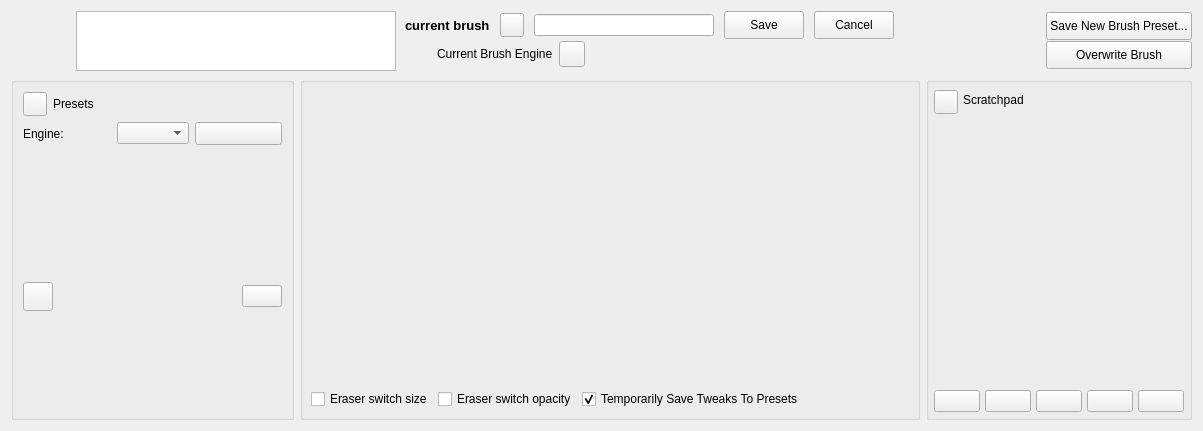
Before: the Qt Designer form libs/ui/forms/wdgpaintopsettings.ui in KDE/krita, drawn with Qt 5.
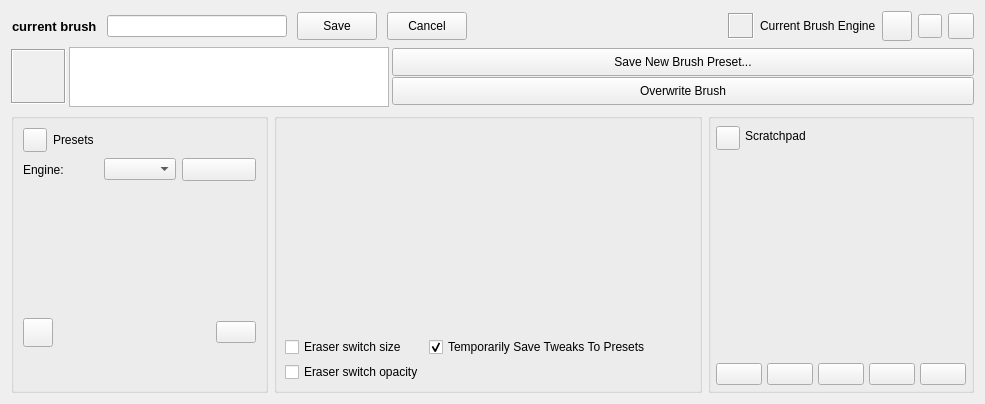
After: the same form once the commit is applied. Custom widgets are drawn as their Qt base class.

Commit message: re-arrange the editor widget a bit to be less wide

```diff
--- a/libs/ui/forms/wdgpaintopsettings.ui
+++ b/libs/ui/forms/wdgpaintopsettings.ui
@@ -6,14 +6,14 @@
    <rect>
     <x>0</x>
     <y>0</y>
-    <width>1203</width>
-    <height>431</height>
+    <width>985</width>
+    <height>404</height>
    </rect>
   </property>
   <property name="windowTitle">
    <string>Brush Editor</string>
   </property>
-  <layout class="QGridLayout" name="gridLayout">
+  <layout class="QGridLayout" name="gridLayout_2">
    <item row="0" column="0" colspan="3">
     <layout class="QHBoxLayout" name="brushEditorDashboard">
      <property name="spacing">
@@ -22,85 +22,6 @@
      <property name="leftMargin">
       <number>1</number>
      </property>
-     <item>
-      <widget class="QLabel" name="presetThumbnailicon">
-       <property name="sizePolicy">
-        <sizepolicy hsizetype="Fixed" vsizetype="Fixed">
-         <horstretch>0</horstretch>
-         <verstretch>0</verstretch>
-        </sizepolicy>
-       </property>
-       <property name="minimumSize">
-        <size>
-         <width>55</width>
-         <height>55</height>
-        </size>
-       </property>
-       <property name="text">
-        <string/>
-       </property>
-       <property name="scaledContents">
-        <bool>true</bool>
-       </property>
-      </widget>
-     </item>
-     <item>
-      <widget class="KisPresetLivePreviewView" name="liveBrushPreviewView">
-       <property name="sizePolicy">
-        <sizepolicy hsizetype="Fixed" vsizetype="Fixed">
-         <horstretch>0</horstretch>
-         <verstretch>0</verstretch>
-        </sizepolicy>
-       </property>
-       <property name="minimumSize">
-        <size>
-         <width>320</width>
-         <height>60</height>
-        </size>
-       </property>
-       <property name="maximumSize">
-        <size>
-         <width>320</width>
-         <height>60</height>
-        </size>
-       </property>
-       <property name="font">
-        <font>
-         <kerning>false</kerning>
-        </font>
-       </property>
-       <property name="contextMenuPolicy">
-        <enum>Qt::DefaultContextMenu</enum>
-       </property>
-       <property name="frameShape">
-        <enum>QFrame::StyledPanel</enum>
-       </property>
-       <property name="frameShadow">
-        <enum>QFrame::Raised</enum>
-       </property>
-       <property name="midLineWidth">
-        <number>0</number>
-       </property>
-       <property name="verticalScrollBarPolicy">
-        <enum>Qt::ScrollBarAlwaysOff</enum>
-       </property>
-       <property name="horizontalScrollBarPolicy">
-        <enum>Qt::ScrollBarAlwaysOff</enum>
-       </property>
-       <property name="interactive">
-        <bool>true</bool>
-       </property>
-       <property name="alignment">
-        <set>Qt::AlignLeading|Qt::AlignLeft|Qt::AlignTop</set>
-       </property>
-       <property name="renderHints">
-        <set>QPainter::Antialiasing|QPainter::HighQualityAntialiasing|QPainter::SmoothPixmapTransform</set>
-       </property>
-       <property name="resizeAnchor">
-        <enum>QGraphicsView::AnchorViewCenter</enum>
-       </property>
-      </widget>
-     </item>
      <item>
       <layout class="QVBoxLayout" name="verticalLayout_4">
        <property name="spacing">
@@ -131,31 +52,6 @@
            </property>
           </widget>
          </item>
-         <item>
-          <widget class="QPushButton" name="renameBrushPresetButton">
-           <property name="sizePolicy">
-            <sizepolicy hsizetype="Fixed" vsizetype="Fixed">
-             <horstretch>0</horstretch>
-             <verstretch>0</verstretch>
-            </sizepolicy>
-           </property>
-           <property name="minimumSize">
-            <size>
-             <width>24</width>
-             <height>24</height>
-            </size>
-           </property>
-           <property name="maximumSize">
-            <size>
-             <width>24</width>
-             <height>24</height>
-            </size>
-           </property>
-           <property name="text">
-            <string/>
-           </property>
-          </widget>
-         </item>
          <item>
           <widget class="QLineEdit" name="renameBrushNameTextField">
            <property name="minimumSize">
@@ -198,20 +94,22 @@
            </property>
           </widget>
          </item>
+        </layout>
+       </item>
+      </layout>
+     </item>
          <item>
-          <spacer name="horizontalSpacer_3">
+      <spacer name="horizontalSpacer_2">
            <property name="orientation">
             <enum>Qt::Horizontal</enum>
            </property>
            <property name="sizeHint" stdset="0">
             <size>
-             <width>20</width>
+         <width>40</width>
              <height>20</height>
             </size>
            </property>
           </spacer>
-         </item>
-        </layout>
        </item>
        <item>
         <layout class="QHBoxLayout" name="horizontalLayout_5">
@@ -232,6 +130,12 @@
              <height>26</height>
             </size>
            </property>
+         <property name="frameShape">
+          <enum>QFrame::Box</enum>
+         </property>
+         <property name="frameShadow">
+          <enum>QFrame::Sunken</enum>
+         </property>
            <property name="text">
             <string/>
            </property>
@@ -244,31 +148,6 @@
            </property>
           </widget>
          </item>
-         <item>
-          <widget class="QPushButton" name="reloadPresetButton">
-           <property name="sizePolicy">
-            <sizepolicy hsizetype="Fixed" vsizetype="Fixed">
-             <horstretch>0</horstretch>
-             <verstretch>0</verstretch>
-            </sizepolicy>
-           </property>
-           <property name="minimumSize">
-            <size>
-             <width>26</width>
-             <height>26</height>
-            </size>
-           </property>
-           <property name="maximumSize">
-            <size>
-             <width>26</width>
-             <height>26</height>
-            </size>
-           </property>
-           <property name="text">
-            <string/>
-           </property>
-          </widget>
-         </item>
          <item>
           <widget class="QPushButton" name="dirtyPresetIndicatorButton">
            <property name="sizePolicy">
@@ -293,42 +172,153 @@
             <string/>
            </property>
            <property name="flat">
-            <bool>true</bool>
+          <bool>false</bool>
            </property>
           </widget>
          </item>
          <item>
-          <spacer name="horizontalSpacer_4">
-           <property name="orientation">
-            <enum>Qt::Horizontal</enum>
-           </property>
-           <property name="sizeHint" stdset="0">
+        <widget class="QPushButton" name="renameBrushPresetButton">
+         <property name="sizePolicy">
+          <sizepolicy hsizetype="Fixed" vsizetype="Fixed">
+           <horstretch>0</horstretch>
+           <verstretch>0</verstretch>
+          </sizepolicy>
+         </property>
+         <property name="minimumSize">
             <size>
-             <width>40</width>
-             <height>20</height>
-            </size>
-           </property>
-          </spacer>
-         </item>
+           <width>24</width>
+           <height>24</height>
+          </size>
+         </property>
+         <property name="maximumSize">
+          <size>
+           <width>24</width>
+           <height>24</height>
+          </size>
+         </property>
+         <property name="text">
+          <string/>
+         </property>
+        </widget>
+       </item>
+       <item>
+        <widget class="QPushButton" name="reloadPresetButton">
+         <property name="sizePolicy">
+          <sizepolicy hsizetype="Fixed" vsizetype="Fixed">
+           <horstretch>0</horstretch>
+           <verstretch>0</verstretch>
+          </sizepolicy>
+         </property>
+         <property name="minimumSize">
+          <size>
+           <width>26</width>
+           <height>26</height>
+          </size>
+         </property>
+         <property name="maximumSize">
+          <size>
+           <width>26</width>
+           <height>26</height>
+          </size>
+         </property>
+         <property name="text">
+          <string/>
+         </property>
+        </widget>
+       </item>
         </layout>
        </item>
       </layout>
      </item>
+   <item row="1" column="0" colspan="3">
+    <layout class="QHBoxLayout" name="horizontalLayout_10">
+     <property name="spacing">
+      <number>3</number>
+     </property>
      <item>
-      <spacer name="horizontalSpacer_2">
-       <property name="orientation">
-        <enum>Qt::Horizontal</enum>
+      <widget class="QLabel" name="presetThumbnailicon">
+       <property name="sizePolicy">
+        <sizepolicy hsizetype="Fixed" vsizetype="Fixed">
+         <horstretch>0</horstretch>
+         <verstretch>0</verstretch>
+        </sizepolicy>
        </property>
-       <property name="sizeType">
-        <enum>QSizePolicy::MinimumExpanding</enum>
+       <property name="minimumSize">
+        <size>
+         <width>55</width>
+         <height>55</height>
+        </size>
        </property>
-       <property name="sizeHint" stdset="0">
+       <property name="frameShape">
+        <enum>QFrame::Box</enum>
+       </property>
+       <property name="frameShadow">
+        <enum>QFrame::Sunken</enum>
+       </property>
+       <property name="text">
+        <string/>
+       </property>
+       <property name="scaledContents">
+        <bool>true</bool>
+       </property>
+      </widget>
+     </item>
+     <item>
+      <widget class="KisPresetLivePreviewView" name="liveBrushPreviewView">
+       <property name="sizePolicy">
+        <sizepolicy hsizetype="Fixed" vsizetype="Fixed">
+         <horstretch>0</horstretch>
+         <verstretch>0</verstretch>
+        </sizepolicy>
+       </property>
+       <property name="minimumSize">
         <size>
-         <width>0</width>
-         <height>0</height>
+         <width>320</width>
+         <height>60</height>
         </size>
        </property>
-      </spacer>
+       <property name="maximumSize">
+        <size>
+         <width>320</width>
+         <height>60</height>
+        </size>
+       </property>
+       <property name="font">
+        <font>
+         <kerning>false</kerning>
+        </font>
+       </property>
+       <property name="contextMenuPolicy">
+        <enum>Qt::DefaultContextMenu</enum>
+       </property>
+       <property name="frameShape">
+        <enum>QFrame::StyledPanel</enum>
+       </property>
+       <property name="frameShadow">
+        <enum>QFrame::Raised</enum>
+       </property>
+       <property name="midLineWidth">
+        <number>0</number>
+       </property>
+       <property name="verticalScrollBarPolicy">
+        <enum>Qt::ScrollBarAlwaysOff</enum>
+       </property>
+       <property name="horizontalScrollBarPolicy">
+        <enum>Qt::ScrollBarAlwaysOff</enum>
+       </property>
+       <property name="interactive">
+        <bool>true</bool>
+       </property>
+       <property name="alignment">
+        <set>Qt::AlignLeading|Qt::AlignLeft|Qt::AlignTop</set>
+       </property>
+       <property name="renderHints">
+        <set>QPainter::Antialiasing|QPainter::HighQualityAntialiasing|QPainter::SmoothPixmapTransform</set>
+       </property>
+       <property name="resizeAnchor">
+        <enum>QGraphicsView::AnchorViewCenter</enum>
+       </property>
+      </widget>
      </item>
      <item>
       <layout class="QVBoxLayout" name="verticalLayout_5">
@@ -377,7 +367,7 @@
      </item>
     </layout>
    </item>
-   <item row="1" column="0">
+   <item row="2" column="0">
     <widget class="QGroupBox" name="presetsContainer">
      <property name="title">
       <string/>
@@ -586,7 +576,7 @@
      </layout>
     </widget>
    </item>
-   <item row="1" column="1">
+   <item row="2" column="1">
     <widget class="QGroupBox" name="brushEditorSettingsControls">
      <property name="title">
       <string/>
@@ -636,7 +626,7 @@
        </widget>
       </item>
       <item>
-       <layout class="QHBoxLayout" name="horizontalLayout_3" stretch="0,0,0,0,0">
+       <layout class="QHBoxLayout" name="horizontalLayout_3" stretch="0,0">
         <property name="spacing">
          <number>5</number>
         </property>
@@ -653,6 +643,8 @@
          <number>5</number>
         </property>
         <item>
+         <layout class="QGridLayout" name="gridLayout">
+          <item row="0" column="0">
          <widget class="QCheckBox" name="eraserBrushSizeCheckBox">
           <property name="sizePolicy">
            <sizepolicy hsizetype="Minimum" vsizetype="Fixed">
@@ -671,7 +663,23 @@
           </property>
          </widget>
         </item>
-        <item>
+          <item row="0" column="1">
+           <widget class="QCheckBox" name="dirtyPresetCheckBox">
+            <property name="sizePolicy">
+             <sizepolicy hsizetype="Minimum" vsizetype="Fixed">
+              <horstretch>0</horstretch>
+              <verstretch>0</verstretch>
+             </sizepolicy>
+            </property>
+            <property name="text">
+             <string>Temporarily Save Tweaks To Presets</string>
+            </property>
+            <property name="checked">
+             <bool>true</bool>
+            </property>
+           </widget>
+          </item>
+          <item row="1" column="0">
          <widget class="QCheckBox" name="eraserBrushOpacityCheckBox">
           <property name="sizePolicy">
            <sizepolicy hsizetype="Minimum" vsizetype="Fixed">
@@ -690,36 +698,7 @@
           </property>
          </widget>
         </item>
-        <item>
-         <widget class="QCheckBox" name="dirtyPresetCheckBox">
-          <property name="sizePolicy">
-           <sizepolicy hsizetype="Minimum" vsizetype="Fixed">
-            <horstretch>0</horstretch>
-            <verstretch>0</verstretch>
-           </sizepolicy>
-          </property>
-          <property name="text">
-           <string>Temporarily Save Tweaks To Presets</string>
-          </property>
-          <property name="checked">
-           <bool>true</bool>
-          </property>
-         </widget>
-        </item>
-        <item>
-         <spacer name="horizontalSpacer">
-          <property name="orientation">
-           <enum>Qt::Horizontal</enum>
-          </property>
-          <property name="sizeHint" stdset="0">
-           <size>
-            <width>40</width>
-            <height>20</height>
-           </size>
-          </property>
-         </spacer>
-        </item>
-        <item>
+          <item row="1" column="1">
          <widget class="KisLodAvailabilityWidget" name="wdgLodAvailability" native="true">
           <property name="minimumSize">
            <size>
@@ -732,6 +711,21 @@
        </layout>
       </item>
       <item>
+         <spacer name="horizontalSpacer">
+          <property name="orientation">
+           <enum>Qt::Horizontal</enum>
+          </property>
+          <property name="sizeHint" stdset="0">
+           <size>
+            <width>40</width>
+            <height>20</height>
+           </size>
+          </property>
+         </spacer>
+        </item>
+       </layout>
+      </item>
+      <item>
        <layout class="QHBoxLayout" name="horizontalLayout">
         <property name="spacing">
          <number>5</number>
@@ -753,7 +747,7 @@
      </layout>
     </widget>
    </item>
-   <item row="1" column="2">
+   <item row="2" column="2">
     <widget class="QGroupBox" name="scratchpadControls">
      <property name="title">
       <string/>
```
Lines whose indentation alone changed are shown as unchanged.
